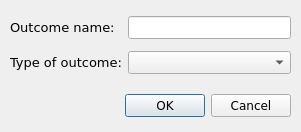
The window that src/rc_metastudio/forms/new_outcome_dlg.ui (AliSalman-et-al/openmeta-analyst-community) describes before a commit, drawn with Qt 5.
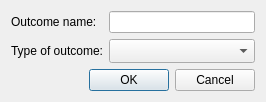
The same window after the commit. Icons and pictures are not drawn.

Commit message:
Make Edit Dataset workspace adaptive
Migrate the modal dataset editor and nested add/rename dialogs to managed adaptive layouts. Add screen-safe placement, persisted pane proportions, internal overflow, keyboard coverage, and accepted/rejected workflow regressions.

Closes #297

Diff of the .ui file:
```diff
--- a/src/rc_metastudio/forms/new_outcome_dlg.ui
+++ b/src/rc_metastudio/forms/new_outcome_dlg.ui
@@ -2,121 +2,13 @@
 <ui version="4.0">
  <class>Dialog</class>
  <widget class="QDialog" name="Dialog">
-  <property name="enabled">
-   <bool>true</bool>
-  </property>
-  <property name="geometry">
-   <rect>
-    <x>0</x>
-    <y>0</y>
-    <width>301</width>
-    <height>132</height>
-   </rect>
-  </property>
-  <property name="minimumSize">
-   <size>
-    <width>301</width>
-    <height>132</height>
-   </size>
-  </property>
-  <property name="maximumSize">
-   <size>
-    <width>301</width>
-    <height>132</height>
-   </size>
-  </property>
-  <property name="font">
-   <font>
-    <family>Verdana</family>
-   </font>
-  </property>
-  <property name="windowTitle">
-   <string>Add Outcome</string>
-  </property>
-  <property name="windowIcon">
-   <iconset>
-    <normaloff>:/misc/meta.png</normaloff>:/misc/meta.png</iconset>
-  </property>
-  <widget class="QDialogButtonBox" name="buttonBox">
-   <property name="geometry">
-    <rect>
-     <x>10</x>
-     <y>90</y>
-     <width>281</width>
-     <height>32</height>
-    </rect>
-   </property>
-   <property name="font">
-    <font>
-     <family>Verdana</family>
-    </font>
-   </property>
-   <property name="orientation">
-    <enum>Qt::Horizontal</enum>
-   </property>
-   <property name="standardButtons">
-    <set>QDialogButtonBox::Cancel|QDialogButtonBox::Ok</set>
-   </property>
-  </widget>
-  <widget class="QWidget" name="layoutWidget">
-   <property name="geometry">
-    <rect>
-     <x>10</x>
-     <y>10</y>
-     <width>281</width>
-     <height>71</height>
-    </rect>
-   </property>
-   <layout class="QGridLayout" name="gridLayout">
-    <item row="0" column="0">
-     <widget class="QLabel" name="label_2">
-      <property name="font">
-       <font>
-        <family>Verdana</family>
-        <pointsize>10</pointsize>
-       </font>
-      </property>
-      <property name="text">
-       <string>Outcome name:</string>
-      </property>
-     </widget>
-    </item>
-    <item row="0" column="1">
-     <widget class="QLineEdit" name="outcome_name_le">
-      <property name="font">
-       <font>
-        <family>Verdana</family>
-       </font>
-      </property>
-      <property name="alignment">
-       <set>Qt::AlignCenter</set>
-      </property>
-     </widget>
-    </item>
-    <item row="1" column="0">
-     <widget class="QLabel" name="label">
-      <property name="font">
-       <font>
-        <family>Verdana</family>
-        <pointsize>10</pointsize>
-       </font>
-      </property>
-      <property name="text">
-       <string>Type of outcome:</string>
-      </property>
-     </widget>
-    </item>
-    <item row="1" column="1">
-     <widget class="QComboBox" name="datatype_cbo_box">
-      <property name="font">
-       <font>
-        <family>Verdana</family>
-       </font>
-      </property>
-     </widget>
-    </item>
-   </layout>
-  </widget>
+  <property name="geometry"><rect><x>0</x><y>0</y><width>0</width><height>0</height></rect></property>
+  <property name="windowTitle"><string>Add Outcome</string></property>
+  <property name="windowIcon"><iconset resource="images/icons.qrc"><normaloff>:/misc/meta.png</normaloff>:/misc/meta.png</iconset></property>
+  <layout class="QVBoxLayout" name="verticalLayout">
+   <item><layout class="QFormLayout" name="formLayout"><property name="fieldGrowthPolicy"><enum>QFormLayout::AllNonFixedFieldsGrow</enum></property><item row="0" column="0"><widget class="QLabel" name="label_2"><property name="text"><string>Outcome name:</string></property><property name="buddy"><cstring>outcome_name_le</cstring></property></widget></item><item row="0" column="1"><widget class="QLineEdit" name="outcome_name_le"><property name="alignment"><set>Qt::AlignCenter</set></property></widget></item><item row="1" column="0"><widget class="QLabel" name="label"><property name="text"><string>Type of outcome:</string></property><property name="buddy"><cstring>datatype_cbo_box</cstring></property></widget></item><item row="1" column="1"><widget class="QComboBox" name="datatype_cbo_box"><property name="sizeAdjustPolicy"><enum>QComboBox::AdjustToMinimumContentsLengthWithIcon</enum></property><property name="minimumContentsLength"><number>12</number></property></widget></item></layout></item>
+   <item><widget class="QDialogButtonBox" name="buttonBox"><property name="orientation"><enum>Qt::Horizontal</enum></property><property name="standardButtons"><set>QDialogButtonBox::Cancel|QDialogButtonBox::Ok</set></property></widget></item>
+  </layout>
  </widget>
  <resources>
   <include location="images/icons.qrc"/>
```
Left out of the diff: 40 changed lines with no effect on the pictures. The commit also changes 22 other files.
